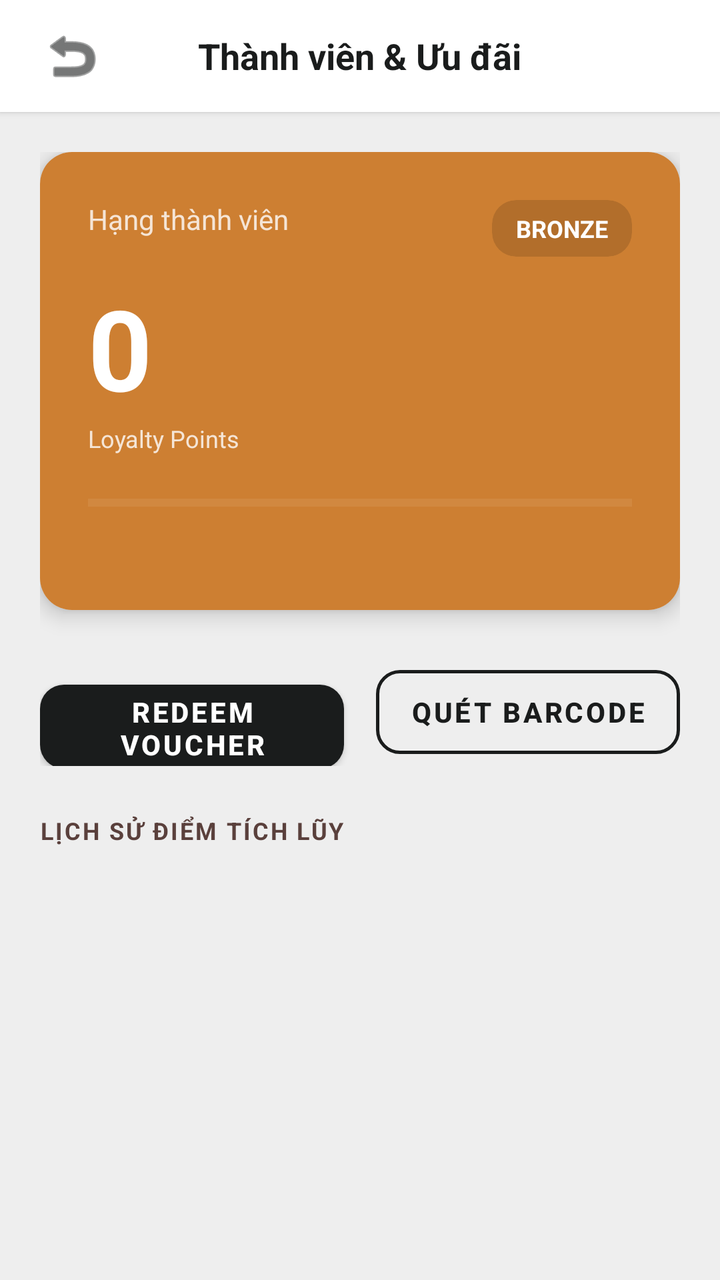
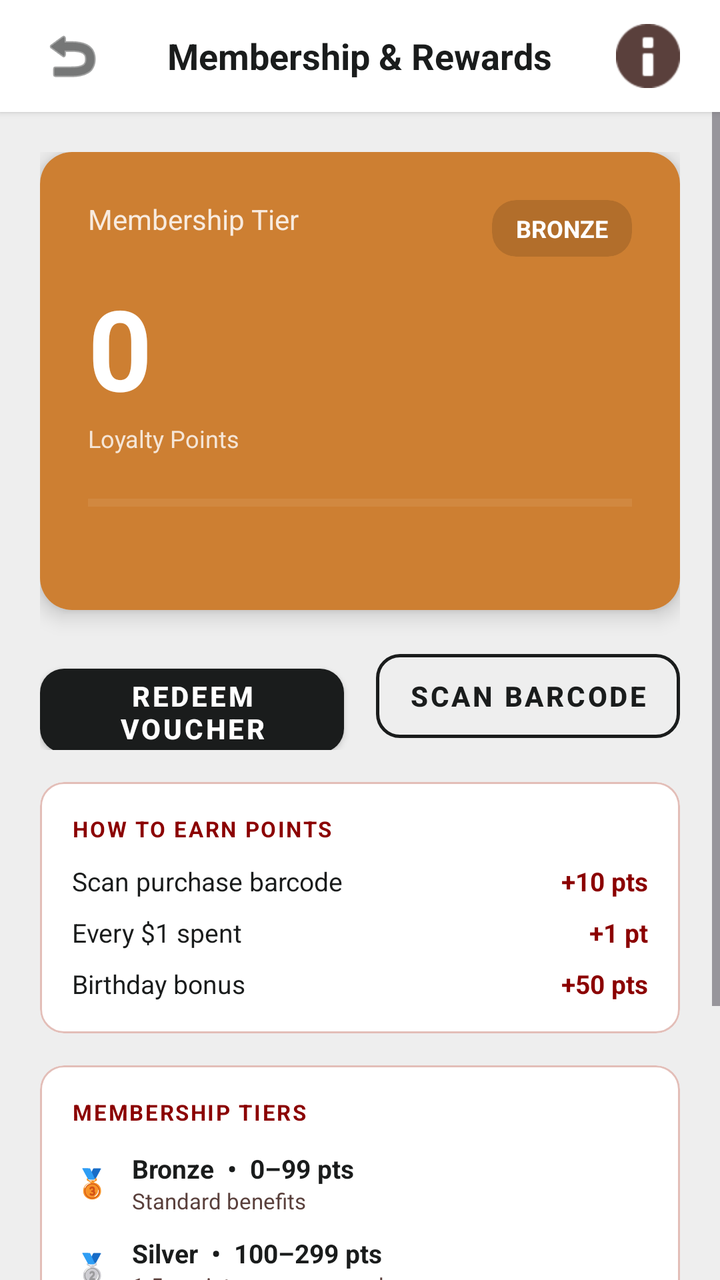

Two renders of the same Android screen: before a commit and after it. Below are the layout's source before the change and the commit's diff.
<!-- AndroidManifest.xml: application theme Theme.TirTirMCommerce -->
<!-- res/layout/fragment_loyalty.xml -->
<?xml version="1.0" encoding="utf-8"?>
<LinearLayout xmlns:android="http://schemas.android.com/apk/res/android"
    xmlns:app="http://schemas.android.com/apk/res-auto"
    android:layout_width="match_parent"
    android:layout_height="match_parent"
    android:orientation="vertical"
    android:background="@color/tirtir_bg_gray">

    
    <RelativeLayout
        android:layout_width="match_parent"
        android:layout_height="56dp"
        android:background="@color/tirtir_white"
        android:elevation="2dp"
        android:paddingStart="16dp"
        android:paddingEnd="16dp">

        <ImageButton
            android:id="@+id/btnBack"
            android:layout_width="40dp"
            android:layout_height="40dp"
            android:layout_centerVertical="true"
            android:background="?android:attr/selectableItemBackgroundBorderless"
            android:src="@android:drawable/ic_menu_revert"
            android:contentDescription="Back"
            app:tint="@color/tirtir_black" />

        <TextView
            android:layout_width="wrap_content"
            android:layout_height="wrap_content"
            android:layout_centerInParent="true"
            android:text="Thành viên &amp; Ưu đãi"
            android:textColor="@color/tirtir_black"
            android:textSize="18sp"
            android:textStyle="bold" />
    </RelativeLayout>

    <ScrollView
        android:layout_width="match_parent"
        android:layout_height="match_parent"
        android:fillViewport="true">

        <LinearLayout
            android:layout_width="match_parent"
            android:layout_height="wrap_content"
            android:orientation="vertical"
            android:padding="20dp">

            
            <androidx.cardview.widget.CardView
                android:id="@+id/cardLoyaltyBadge"
                android:layout_width="match_parent"
                android:layout_height="wrap_content"
                app:cardCornerRadius="16dp"
                app:cardElevation="6dp"
                android:layout_marginBottom="24dp">

                <LinearLayout
                    android:id="@+id/layoutCardBackground"
                    android:layout_width="match_parent"
                    android:layout_height="wrap_content"
                    android:orientation="vertical"
                    android:padding="24dp"
                    android:background="#CD7F32"> 

                    <RelativeLayout
                        android:layout_width="match_parent"
                        android:layout_height="wrap_content">

                        <TextView
                            android:id="@+id/tvLoyaltyTierTitle"
                            android:layout_width="wrap_content"
                            android:layout_height="wrap_content"
                            android:text="Hạng thành viên"
                            android:textColor="@color/tirtir_white"
                            android:textSize="14sp"
                            android:alpha="0.8" />

                        
                        <androidx.cardview.widget.CardView
                            android:layout_width="wrap_content"
                            android:layout_height="wrap_content"
                            android:layout_alignParentEnd="true"
                            app:cardCornerRadius="12dp"
                            app:cardBackgroundColor="#22000000"
                            app:cardElevation="0dp">

                            <TextView
                                android:id="@+id/tvLoyaltyTierLabel"
                                android:layout_width="wrap_content"
                                android:layout_height="wrap_content"
                                android:text="BRONZE"
                                android:textColor="@color/tirtir_white"
                                android:textStyle="bold"
                                android:textSize="12sp"
                                android:paddingStart="12dp"
                                android:paddingEnd="12dp"
                                android:paddingTop="6dp"
                                android:paddingBottom="6dp" />
                        </androidx.cardview.widget.CardView>
                    </RelativeLayout>

                    
                    <TextView
                        android:id="@+id/tvLoyaltyPointsMain"
                        android:layout_width="wrap_content"
                        android:layout_height="wrap_content"
                        android:text="0"
                        android:textColor="@color/tirtir_white"
                        android:textSize="56sp"
                        android:textStyle="bold"
                        android:layout_marginTop="8dp" />

                    <TextView
                        android:layout_width="wrap_content"
                        android:layout_height="wrap_content"
                        android:text="Loyalty Points"
                        android:textColor="@color/tirtir_white"
                        android:textSize="12sp"
                        android:alpha="0.8"
                        android:layout_marginBottom="20dp" />

                    
                    <ProgressBar
                        android:id="@+id/pbLoyaltyUpgrade"
                        style="?android:attr/progressBarStyleHorizontal"
                        android:layout_width="match_parent"
                        android:layout_height="8dp"
                        android:progressTint="@color/tirtir_white"
                        android:progressBackgroundTint="#44FFFFFF"
                        android:max="100"
                        android:progress="0" />

                    
                    <TextView
                        android:id="@+id/tvLoyaltyNextTierLabel"
                        android:layout_width="match_parent"
                        android:layout_height="wrap_content"
                        android:layout_marginTop="8dp"
                        android:text=""
                        android:textColor="@color/tirtir_white"
                        android:textStyle="bold"
                        android:textSize="13sp" />
                </LinearLayout>
            </androidx.cardview.widget.CardView>

            
            <LinearLayout
                android:layout_width="match_parent"
                android:layout_height="wrap_content"
                android:orientation="horizontal"
                android:layout_marginBottom="24dp">

                <com.google.android.material.button.MaterialButton
                    android:id="@+id/btnRedeemVoucher"
                    style="@style/Widget.MaterialComponents.Button"
                    android:layout_width="0dp"
                    android:layout_height="54dp"
                    android:layout_weight="1"
                    android:layout_marginEnd="8dp"
                    android:text="Redeem Voucher"
                    android:textColor="@color/tirtir_white"
                    android:textStyle="bold"
                    app:backgroundTint="@color/tirtir_black"
                    app:cornerRadius="12dp" />

                <com.google.android.material.button.MaterialButton
                    android:id="@+id/btnScanBarcode"
                    style="@style/Widget.MaterialComponents.Button.OutlinedButton"
                    android:layout_width="0dp"
                    android:layout_height="54dp"
                    android:layout_weight="1"
                    android:layout_marginStart="8dp"
                    android:text="Quét Barcode"
                    android:textColor="@color/tirtir_black"
                    android:textStyle="bold"
                    app:strokeColor="@color/tirtir_black"
                    app:strokeWidth="1.5dp"
                    app:cornerRadius="12dp" />
            </LinearLayout>

            
            <TextView
                android:layout_width="wrap_content"
                android:layout_height="wrap_content"
                android:text="LỊCH SỬ ĐIỂM TÍCH LŨY"
                android:textSize="12sp"
                android:textStyle="bold"
                android:textColor="@color/tirtir_text_secondary"
                android:letterSpacing="0.08"
                android:layout_marginBottom="12dp" />

            
            <androidx.recyclerview.widget.RecyclerView
                android:id="@+id/rvPointHistory"
                android:layout_width="match_parent"
                android:layout_height="wrap_content"
                android:nestedScrollingEnabled="false"
                android:scrollbars="vertical" />
        </LinearLayout>
    </ScrollView>
</LinearLayout>
<!-- resources referenced by this layout -->
<resources>
  <color name="tirtir_bg_gray">#EEEEEE</color>
  <color name="tirtir_black">#1A1C1C</color>
  <color name="tirtir_text_secondary">#5A403C</color>
  <color name="tirtir_white">#FFFFFF</color>
  <style name="Theme.TirTirMCommerce" parent="Base.Theme.TirTirMCommerce" />
  <style name="Base.Theme.TirTirMCommerce" parent="Theme.Material3.DayNight.NoActionBar">
          
          <item name="colorPrimary">@color/tirtir_red_primary</item>
          <item name="colorPrimaryDark">@color/tirtir_red_dark</item>
          <item name="colorPrimaryContainer">@color/tirtir_red_surface</item>
  
          
          <item name="colorOnPrimary">@color/tirtir_white</item>
          <item name="colorOnPrimaryContainer">@color/tirtir_red_primary</item>
  
          
          <item name="colorSecondary">@color/tirtir_black</item>
          <item name="colorOnSecondary">@color/tirtir_white</item>
          <item name="colorSecondaryContainer">@color/tirtir_red_surface</item>
          <item name="colorOnSecondaryContainer">@color/tirtir_red_primary</item>
  
          
          <item name="colorSurface">@color/tirtir_white</item>
          <item name="colorOnSurface">@color/tirtir_black</item>
          <item name="colorSurfaceVariant">@color/tirtir_off_white</item>
  
          
          <item name="android:windowBackground">@color/tirtir_off_white</item>
          <item name="android:statusBarColor">@color/tirtir_white</item>
          <item name="android:windowLightStatusBar">true</item>
  
          
          <item name="colorError">@color/tirtir_error</item>
      </style>
  <color name="tirtir_red_primary">#8B0000</color>
  <color name="tirtir_red_dark">#610000</color>
  <color name="tirtir_red_surface">#FFF4F3</color>
  <color name="tirtir_off_white">#F9F9F9</color>
  <color name="tirtir_error">#D32F2F</color>
</resources>

<!-- the commit's change to res/layout/fragment_loyalty.xml (unified diff, before → after) -->
@@ -29,10 +29,23 @@
             android:layout_width="wrap_content"
             android:layout_height="wrap_content"
             android:layout_centerInParent="true"
-            android:text="Thành viên &amp; Ưu đãi"
+            android:text="Membership &amp; Rewards"
             android:textColor="@color/tirtir_black"
             android:textSize="18sp"
             android:textStyle="bold" />
+
+        
+        <ImageButton
+            android:id="@+id/btnHowItWorks"
+            android:layout_width="40dp"
+            android:layout_height="40dp"
+            android:layout_centerVertical="true"
+            android:layout_alignParentEnd="true"
+            android:background="?android:attr/selectableItemBackgroundBorderless"
+            android:src="@android:drawable/ic_dialog_info"
+            android:contentDescription="How it works"
+            app:tint="@color/tirtir_text_secondary" />
+
     </RelativeLayout>
 
     <ScrollView
@@ -53,7 +66,7 @@
                 android:layout_height="wrap_content"
                 app:cardCornerRadius="16dp"
                 app:cardElevation="6dp"
-                android:layout_marginBottom="24dp">
+                android:layout_marginBottom="16dp">
 
                 <LinearLayout
                     android:id="@+id/layoutCardBackground"
@@ -61,22 +74,20 @@
                     android:layout_height="wrap_content"
                     android:orientation="vertical"
                     android:padding="24dp"
-                    android:background="#CD7F32"> 
+                    android:background="#CD7F32">
 
                     <RelativeLayout
                         android:layout_width="match_parent"
                         android:layout_height="wrap_content">
 
                         <TextView
-                            android:id="@+id/tvLoyaltyTierTitle"
                             android:layout_width="wrap_content"
                             android:layout_height="wrap_content"
-                            android:text="Hạng thành viên"
+                            android:text="Membership Tier"
                             android:textColor="@color/tirtir_white"
                             android:textSize="14sp"
-                            android:alpha="0.8" />
-
-                        
+                            android:alpha="0.85" />
+
                         <androidx.cardview.widget.CardView
                             android:layout_width="wrap_content"
                             android:layout_height="wrap_content"
@@ -100,7 +111,6 @@
                         </androidx.cardview.widget.CardView>
                     </RelativeLayout>
 
-                    
                     <TextView
                         android:id="@+id/tvLoyaltyPointsMain"
                         android:layout_width="wrap_content"
@@ -120,7 +130,6 @@
                         android:alpha="0.8"
                         android:layout_marginBottom="20dp" />
 
-                    
                     <ProgressBar
                         android:id="@+id/pbLoyaltyUpgrade"
                         style="?android:attr/progressBarStyleHorizontal"
@@ -131,7 +140,6 @@
                         android:max="100"
                         android:progress="0" />
 
-                    
                     <TextView
                         android:id="@+id/tvLoyaltyNextTierLabel"
                         android:layout_width="match_parent"
@@ -149,7 +157,7 @@
                 android:layout_width="match_parent"
                 android:layout_height="wrap_content"
                 android:orientation="horizontal"
-                android:layout_marginBottom="24dp">
+                android:layout_marginBottom="16dp">
 
                 <com.google.android.material.button.MaterialButton
                     android:id="@+id/btnRedeemVoucher"
@@ -171,7 +179,7 @@
                     android:layout_height="54dp"
                     android:layout_weight="1"
                     android:layout_marginStart="8dp"
-                    android:text="Quét Barcode"
+                    android:text="Scan Barcode"
                     android:textColor="@color/tirtir_black"
                     android:textStyle="bold"
                     app:strokeColor="@color/tirtir_black"
@@ -180,10 +188,294 @@
             </LinearLayout>
 
             
+            <com.google.android.material.card.MaterialCardView
+                android:layout_width="match_parent"
+                android:layout_height="wrap_content"
+                android:layout_marginBottom="16dp"
+                app:cardCornerRadius="12dp"
+                app:cardElevation="0dp"
+                app:cardBackgroundColor="@color/tirtir_white"
+                app:strokeColor="@color/tirtir_rose_outline"
+                app:strokeWidth="1dp">
+
+                <LinearLayout
+                    android:layout_width="match_parent"
+                    android:layout_height="wrap_content"
+                    android:orientation="vertical"
+                    android:padding="16dp">
+
+                    <TextView
+                        android:layout_width="wrap_content"
+                        android:layout_height="wrap_content"
+                        android:text="HOW TO EARN POINTS"
+                        android:textSize="11sp"
+                        android:textStyle="bold"
+                        android:textColor="@color/tirtir_red_primary"
+                        android:letterSpacing="0.08"
+                        android:layout_marginBottom="10dp" />
+
+                    <LinearLayout
+                        android:layout_width="match_parent"
+                        android:layout_height="wrap_content"
+                        android:orientation="horizontal"
+                        android:layout_marginBottom="8dp"
+                        android:gravity="center_vertical">
+
+                        <TextView
+                            android:layout_width="0dp"
+                            android:layout_height="wrap_content"
+                            android:layout_weight="1"
+                            android:text="Scan purchase barcode"
+                            android:textSize="13sp"
+                            android:textColor="@color/tirtir_black" />
+
+                        <TextView
+                            android:layout_width="wrap_content"
+                            android:layout_height="wrap_content"
+                            android:text="+10 pts"
+                            android:textSize="13sp"
+                            android:textStyle="bold"
+                            android:textColor="@color/tirtir_red_primary" />
+                    </LinearLayout>
+
+                    <LinearLayout
+                        android:layout_width="match_parent"
+                        android:layout_height="wrap_content"
+                        android:orientation="horizontal"
+                        android:layout_marginBottom="8dp"
+                        android:gravity="center_vertical">
+
+                        <TextView
+                            android:layout_width="0dp"
+                            android:layout_height="wrap_content"
+                            android:layout_weight="1"
+                            android:text="Every $1 spent"
+                            android:textSize="13sp"
+                            android:textColor="@color/tirtir_black" />
+
+                        <TextView
+                            android:layout_width="wrap_content"
+                            android:layout_height="wrap_content"
+                            android:text="+1 pt"
+                            android:textSize="13sp"
+                            android:textStyle="bold"
+                            android:textColor="@color/tirtir_red_primary" />
+                    </LinearLayout>
+
+                    <LinearLayout
+                        android:layout_width="match_parent"
+                        android:layout_height="wrap_content"
+                        android:orientation="horizontal"
+                        android:gravity="center_vertical">
+
+                        <TextView
+                            android:layout_width="0dp"
+                            android:layout_height="wrap_content"
+                            android:layout_weight="1"
+                            android:text="Birthday bonus"
+                            android:textSize="13sp"
+                            android:textColor="@color/tirtir_black" />
+
+                        <TextView
+                            android:layout_width="wrap_content"
+                            android:layout_height="wrap_content"
+                            android:text="+50 pts"
+                            android:textSize="13sp"
+                            android:textStyle="bold"
+                            android:textColor="@color/tirtir_red_primary" />
+                    </LinearLayout>
+                </LinearLayout>
+            </com.google.android.material.card.MaterialCardView>
+
+            
+            <com.google.android.material.card.MaterialCardView
+                android:layout_width="match_parent"
+                android:layout_height="wrap_content"
+                android:layout_marginBottom="20dp"
+                app:cardCornerRadius="12dp"
+                app:cardElevation="0dp"
+                app:cardBackgroundColor="@color/tirtir_white"
+                app:strokeColor="@color/tirtir_rose_outline"
+                app:strokeWidth="1dp">
+
+                <LinearLayout
+                    android:layout_width="match_parent"
+                    android:layout_height="wrap_content"
+                    android:orientation="vertical"
+                    android:padding="16dp">
+
+                    <TextView
+                        android:layout_width="wrap_content"
+                        android:layout_height="wrap_content"
+                        android:text="MEMBERSHIP TIERS"
+                        android:textSize="11sp"
+                        android:textStyle="bold"
+                        android:textColor="@color/tirtir_red_primary"
+                        android:letterSpacing="0.08"
+                        android:layout_marginBottom="12dp" />
+
+                    
+                    <LinearLayout
+                        android:layout_width="match_parent"
+                        android:layout_height="wrap_content"
+                        android:orientation="horizontal"
+                        android:layout_marginBottom="10dp"
+                        android:gravity="center_vertical">
+
+                        <TextView
+                            android:layout_width="20dp"
+                            android:layout_height="20dp"
+                            android:text="🥉"
+                            android:textSize="14sp"
+                            android:gravity="center"
+                            android:layout_marginEnd="10dp" />
+
+                        <LinearLayout
+                            android:layout_width="0dp"
+                            android:layout_height="wrap_content"
+                            android:layout_weight="1"
+                            android:orientation="vertical">
+
+                            <TextView
+                                android:layout_width="wrap_content"
+                                android:layout_height="wrap_content"
+                                android:text="Bronze  •  0–99 pts"
+                                android:textSize="13sp"
+                                android:textStyle="bold"
+                                android:textColor="@color/tirtir_black" />
+
+                            <TextView
+                                android:layout_width="wrap_content"
+                                android:layout_height="wrap_content"
+                                android:text="Standard benefits"
+                                android:textSize="11sp"
+                                android:textColor="@color/tirtir_text_secondary" />
+                        </LinearLayout>
+                    </LinearLayout>
+
+                    
+                    <LinearLayout
+                        android:layout_width="match_parent"
+                        android:layout_height="wrap_content"
+                        android:orientation="horizontal"
+                        android:layout_marginBottom="10dp"
+                        android:gravity="center_vertical">
+
+                        <TextView
+                            android:layout_width="20dp"
+                            android:layout_height="20dp"
+                            android:text="🥈"
+                            android:textSize="14sp"
+                            android:gravity="center"
+                            android:layout_marginEnd="10dp" />
+
+                        <LinearLayout
+                            android:layout_width="0dp"
+                            android:layout_height="wrap_content"
+                            android:layout_weight="1"
+                            android:orientation="vertical">
+
+                            <TextView
+                                android:layout_width="wrap_content"
+                                android:layout_height="wrap_content"
+                                android:text="Silver  •  100–299 pts"
+                                android:textSize="13sp"
+                                android:textStyle="bold"
+                                android:textColor="@color/tirtir_black" />
+
+                            <TextView
+                                android:layout_width="wrap_content"
+                                android:layout_height="wrap_content"
+                                android:text="1.5× points on every purchase"
+                                android:textSize="11sp"
+                                android:textColor="@color/tirtir_text_secondary" />
+                        </LinearLayout>
+                    </LinearLayout>
+
+                    
+                    <LinearLayout
+                        android:layout_width="match_parent"
+                        android:layout_height="wrap_content"
+                        android:orientation="horizontal"
+                        android:layout_marginBottom="10dp"
+                        android:gravity="center_vertical">
+
+                        <TextView
+                            android:layout_width="20dp"
+                            android:layout_height="20dp"
+                            android:text="🥇"
+                            android:textSize="14sp"
+                            android:gravity="center"
+                            android:layout_marginEnd="10dp" />
+
+                        <LinearLayout
+                            android:layout_width="0dp"
+                            android:layout_height="wrap_content"
+                            android:layout_weight="1"
+                            android:orientation="vertical">
+
+                            <TextView
+                                android:layout_width="wrap_content"
+                                android:layout_height="wrap_content"
+                                android:text="Gold  •  300–599 pts"
+                                android:textSize="13sp"
+                                android:textStyle="bold"
+                                android:textColor="@color/tirtir_black" />
+
+                            <TextView
+                                android:layout_width="wrap_content"
+                                android:layout_height="wrap_content"
+                                android:text="2× points + birthday gift"
+                                android:textSize="11sp"
+                                android:textColor="@color/tirtir_text_secondary" />
+                        </LinearLayout>
+                    </LinearLayout>
+
+                    
+                    <LinearLayout
+                        android:layout_width="match_parent"
+                        android:layout_height="wrap_content"
+                        android:orientation="horizontal"
+                        android:gravity="center_vertical">
+
+                        <TextView
+                            android:layout_width="20dp"
+                            android:layout_height="20dp"
+                            android:text="💎"
+                            android:textSize="14sp"
+                            android:gravity="center"
+                            android:layout_marginEnd="10dp" />
+
+                        <LinearLayout
+                            android:layout_width="0dp"
+                            android:layout_height="wrap_content"
+                            android:layout_weight="1"
+                            android:orientation="vertical">
+
+                            <TextView
+                                android:layout_width="wrap_content"
+                                android:layout_height="wrap_content"
+                                android:text="Platinum  •  600+ pts"
+                                android:textSize="13sp"
+                                android:textStyle="bold"
+                                android:textColor="@color/tirtir_black" />
+
+                            <TextView
+                                android:layout_width="wrap_content"
+                                android:layout_height="wrap_content"
+                                android:text="3× points + free shipping"
+                                android:textSize="11sp"
+                                android:textColor="@color/tirtir_text_secondary" />
+                        </LinearLayout>
+                    </LinearLayout>
+                </LinearLayout>
+            </com.google.android.material.card.MaterialCardView>
+
+            
             <TextView
                 android:layout_width="wrap_content"
                 android:layout_height="wrap_content"
-                android:text="LỊCH SỬ ĐIỂM TÍCH LŨY"
+                android:text="POINTS HISTORY"
                 android:textSize="12sp"
                 android:textStyle="bold"
                 android:textColor="@color/tirtir_text_secondary"
<!-- resource entries referenced after the edit -->
@@ -35,6 +35,7 @@
           <item name="colorError">@color/tirtir_error</item>
       </style>
   <color name="tirtir_red_primary">#8B0000</color>
+  <color name="tirtir_rose_outline">#E3BEB8</color>
   <color name="tirtir_red_dark">#610000</color>
   <color name="tirtir_red_surface">#FFF4F3</color>
   <color name="tirtir_off_white">#F9F9F9</color>
